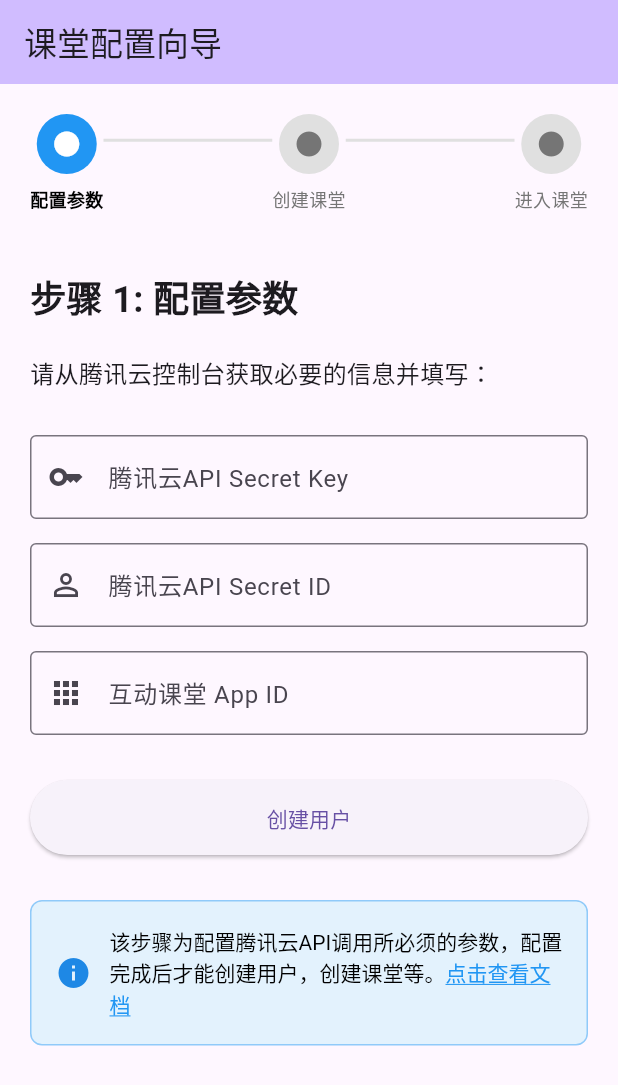
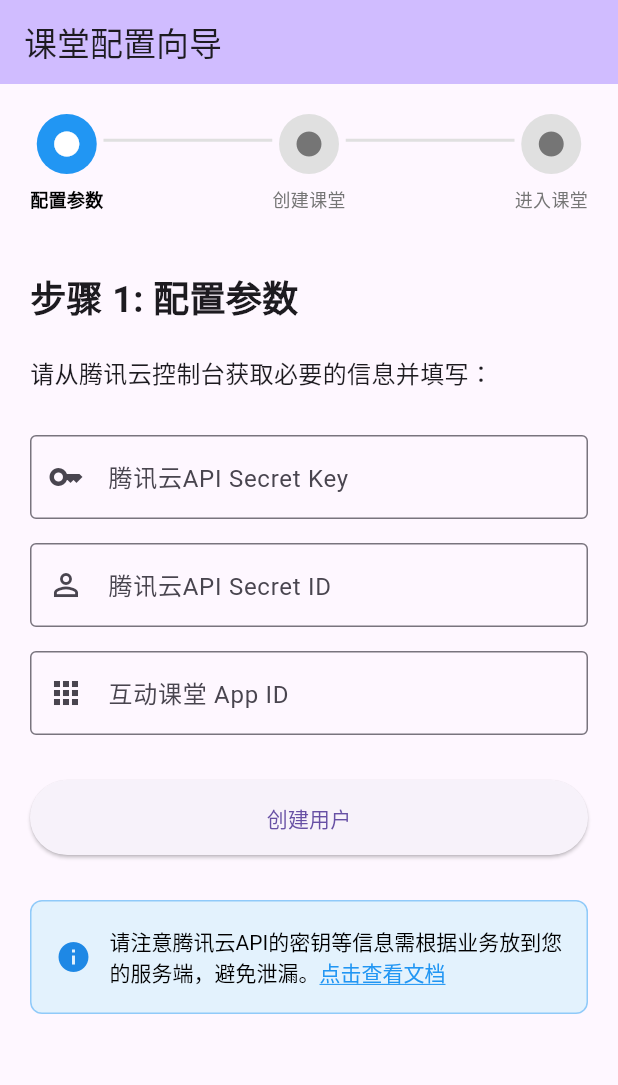
Before and after one commit to InteractiveClassroom/tcic_flutter_simple_demo, a Flutter app: the screen it shows after launch, on a phone screen of 412 x 824 dp. Shown: the top 1085 px of the screen. Run offline on Flutter 3.47's test engine with Material 3 defaults, Android fonts, the phone set to English and light mode, and no system bars; our stand-ins replace dio; missing offline and left inert: tcic_client_ui.

Commit message:
调整文案

```diff
--- a/lib/setp_page.dart
+++ b/lib/setp_page.dart
@@ -364,7 +364,7 @@
                 style: const TextStyle(color: Colors.black),
                 children: [
                   const TextSpan(
-                    text: '该步骤为配置腾讯云API调用所必须的参数，配置完成后才能创建用户，创建课堂等。',
+                    text: '请注意腾讯云API的密钥等信息需根据业务放到您的服务端，避免泄漏。',
                   ),
                   TextSpan(
                     text: '点击查看文档',
```
